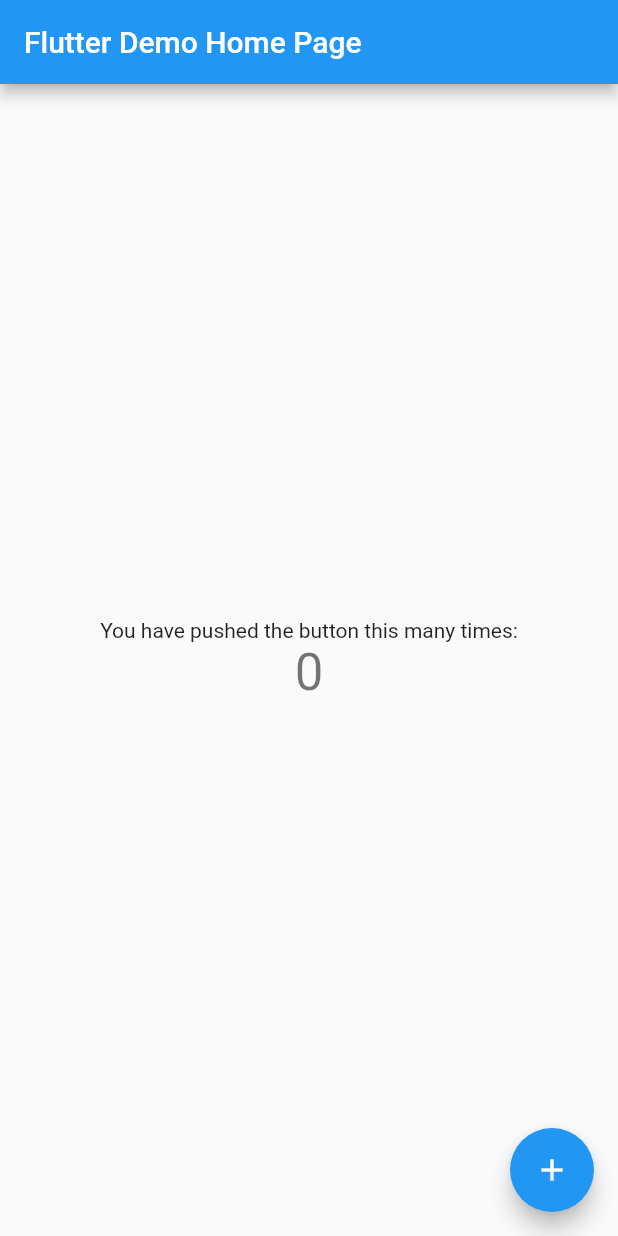
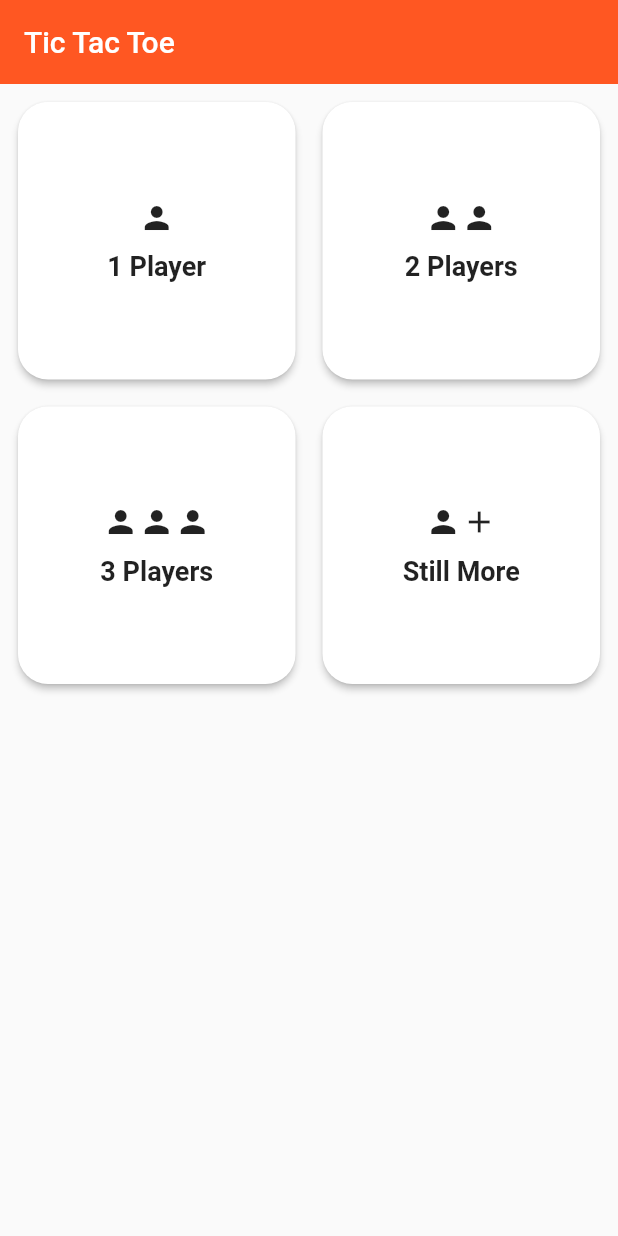
Before and after one commit to Bhumil73/tic_tac_toe_reinvented, a Flutter app: the screen it shows after launch, on a phone screen of 412 x 824 dp. Run offline on Flutter 3.47's test engine with Material 2 defaults, Android fonts, the phone set to English and light mode, and no system bars.

Commit message:
added player selection list

```diff
--- /dev/null
+++ b/lib/constants/player_list.dart
@@ -0,0 +1 @@
+List<String> playerList = <String>["1 Player","2 Players","3 Players","Still More"];
--- a/lib/main.dart
+++ b/lib/main.dart
@@ -1,65 +1,22 @@
 import 'package:flutter/material.dart';
+import 'package:tic_tac_toe_reinvented/player_selection.dart';
 
 void main() {
   runApp(MyApp());
 }
 
 class MyApp extends StatelessWidget {
-  // This widget is the root of your application.
   @override
   Widget build(BuildContext context) {
     return MaterialApp(
-      title: 'Flutter Demo',
-      theme: ThemeData(
-        primarySwatch: Colors.blue,
-      ),
-      home: MyHomePage(title: 'Flutter Demo Home Page'),
+      title: 'Tic Tac Toe',
+      debugShowCheckedModeBanner: false,
+      theme: appTheme,
+      home: PlayerSelection(),
     );
   }
 }
 
-class MyHomePage extends StatefulWidget {
-  MyHomePage({Key? key, required this.title}) : super(key: key);
-  final String title;
-
-  @override
-  _MyHomePageState createState() => _MyHomePageState();
-}
-
-class _MyHomePageState extends State<MyHomePage> {
-  int _counter = 0;
-
-  void _incrementCounter() {
-    setState(() {
-      _counter++;
-    });
-  }
-
-  @override
-  Widget build(BuildContext context) {
-    return Scaffold(
-      appBar: AppBar(
-        title: Text(widget.title),
-      ),
-      body: Center(
-        child: Column(
-          mainAxisAlignment: MainAxisAlignment.center,
-          children: <Widget>[
-            Text(
-              'You have pushed the button this many times:',
-            ),
-            Text(
-              '$_counter',
-              style: Theme.of(context).textTheme.headline4,
-            ),
-          ],
-        ),
-      ),
-      floatingActionButton: FloatingActionButton(
-        onPressed: _incrementCounter,
-        tooltip: 'Increment',
-        child: Icon(Icons.add),
-      ),
-    );
-  }
-}
+ThemeData appTheme = ThemeData(
+  primarySwatch: Colors.deepOrange,
+);
--- /dev/null
+++ b/lib/player_selection.dart
@@ -0,0 +1,66 @@
+import 'package:flutter/cupertino.dart';
+import 'package:flutter/material.dart';
+import 'package:tic_tac_toe_reinvented/constants/player_list.dart';
+
+class PlayerSelection extends StatelessWidget {
+  ///Player card widget List
+  final List<Widget> playerCards = [
+    for (int i = 0; i < playerList.length; i++)
+      Card(
+        color: Colors.white,
+        elevation: 2,
+        shape: RoundedRectangleBorder(borderRadius: BorderRadius.circular(20)),
+        child: Center(
+          child: Padding(
+            padding: const EdgeInsets.all(8.0),
+            child: Column(
+              mainAxisAlignment: MainAxisAlignment.center,
+              children: [
+                Row(
+                  mainAxisAlignment: MainAxisAlignment.center,
+                  children: [
+                    if (i == 3)
+                      Row(
+                        children: [Icon(Icons.person), Icon(Icons.add)],
+                      ),
+                    if (i != 3)
+                      for (int j = 1; j <= i + 1; j++) Icon(Icons.person),
+                  ],
+                ),
+                SizedBox(
+                  height: 10,
+                ),
+                Text(
+                  playerList[i],
+                  style: TextStyle(fontSize: 18, fontWeight: FontWeight.bold),
+                ),
+              ],
+            ),
+          ),
+        ),
+      ),
+  ];
+
+  @override
+  Widget build(BuildContext context) {
+    return Scaffold(
+      appBar: AppBar(
+        title: Text(
+          'Tic Tac Toe',
+          //style: TextStyle(color: Colors.deepOrange),
+        ),
+        //backgroundColor: Colors.transparent,
+        elevation: 0,
+      ),
+      body: Padding(
+        padding: const EdgeInsets.all(8.0),
+        child: GridView.count(
+          crossAxisCount: 2,
+          children: playerCards,
+          crossAxisSpacing: 10,
+          mainAxisSpacing: 10,
+        ),
+      ),
+    );
+  }
+}
```
